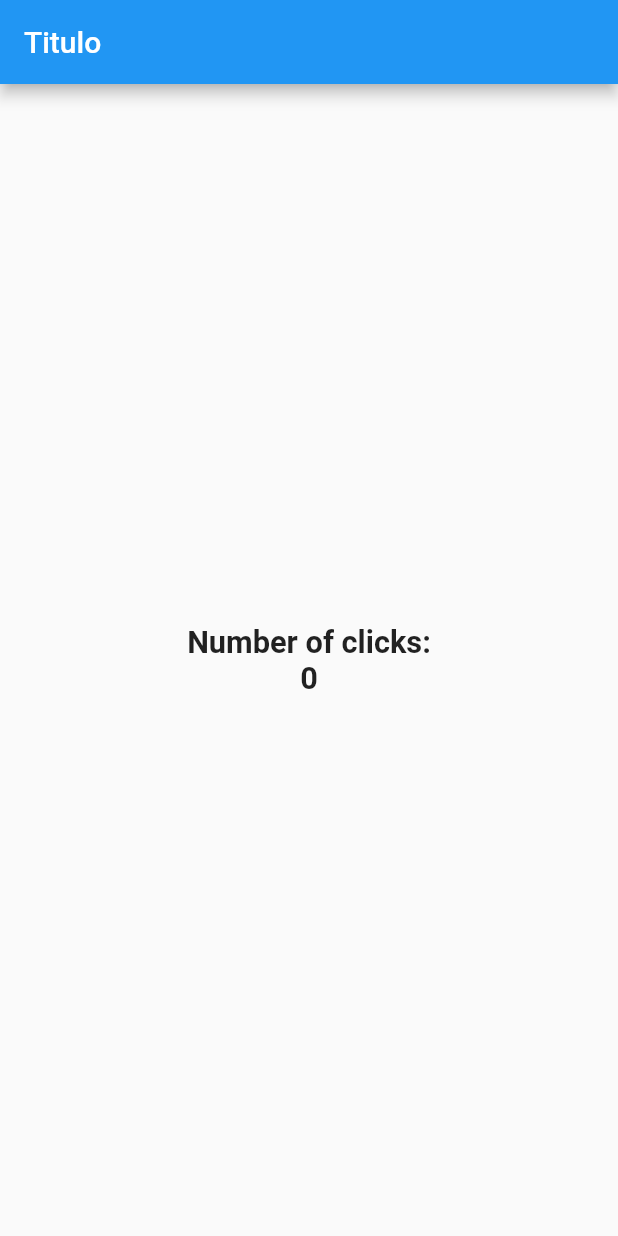
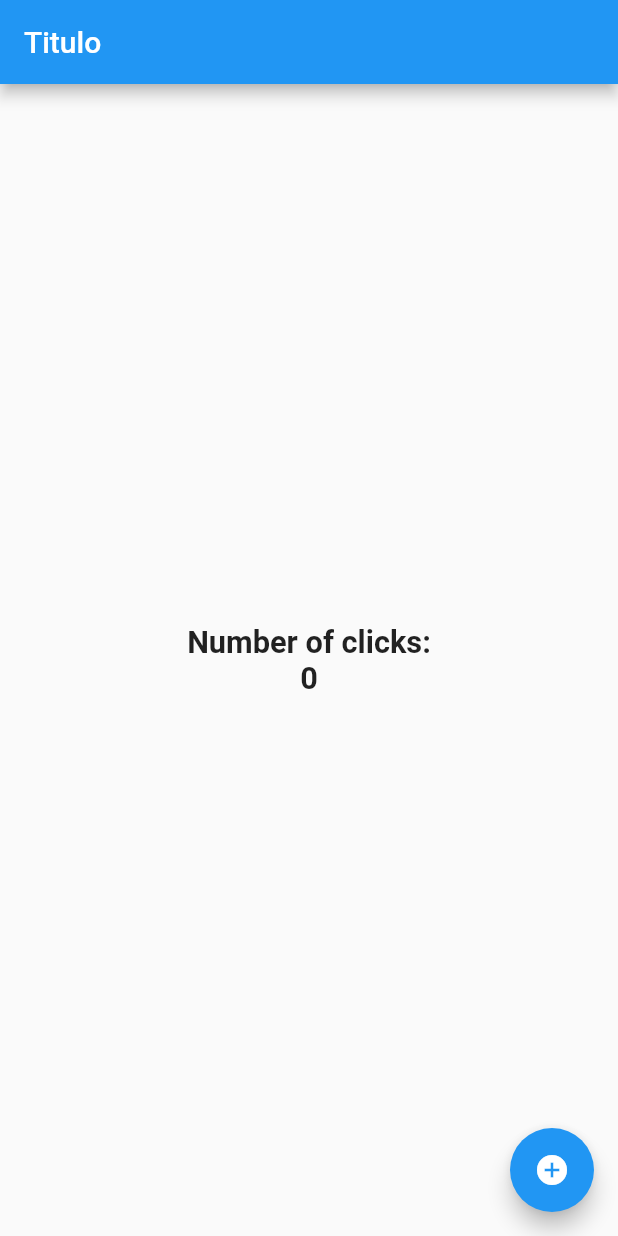
Before and after one commit to dtoledoz0207/flutter-counter, a Flutter app: the screen it shows after launch, on a phone screen of 412 x 824 dp. Run offline on Flutter 3.47's test engine with Material 2 defaults, Android fonts, the phone set to English and light mode, and no system bars.

Commit message:
add-floatingActionButton-to-scaffoldWidget

```diff
--- a/lib/src/pages/home_page.dart
+++ b/lib/src/pages/home_page.dart
@@ -19,6 +19,12 @@ class HomePage extends StatelessWidget {
           ],
         )
       ),
+      floatingActionButton: FloatingActionButton(
+        onPressed: () {
+          print('Hello world');
+        },
+        child: Icon(Icons.add_circle),
+      ),
     );
   }
 }
```
